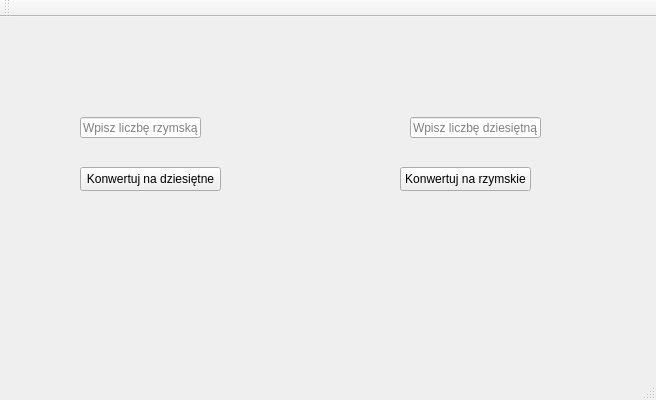
This is KidsEduGame/GameGUI/GameGUI.ui in mirkosms/KidsEduGame as Qt 5 draws it before an edit. The edited form follows.
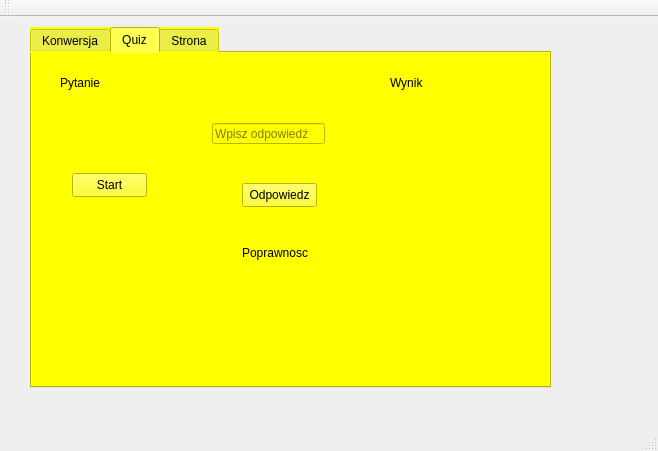
This is the edited form.

Commit message:
Add Quiz Module to GUI
- Implemented the quiz module in the GUI.
- The previously added conversion feature is now functional in the GUI.
- The quiz correctly asks questions and counts points.
- There's an ongoing issue with the messages that confirm the correctness of the answers (needs fixing).

Patch:
```diff
--- a/KidsEduGame/GameGUI/GameGUI.ui
+++ b/KidsEduGame/GameGUI/GameGUI.ui
@@ -6,19 +6,38 @@
    <rect>
     <x>0</x>
     <y>0</y>
-    <width>656</width>
-    <height>400</height>
+    <width>658</width>
+    <height>451</height>
    </rect>
   </property>
   <property name="windowTitle">
    <string>GameGUI</string>
   </property>
   <widget class="QWidget" name="centralWidget">
+   <widget class="QTabWidget" name="tabWidget">
+    <property name="geometry">
+     <rect>
+      <x>30</x>
+      <y>10</y>
+      <width>521</width>
+      <height>361</height>
+     </rect>
+    </property>
+    <property name="styleSheet">
+     <string notr="true">background-color: yellow;</string>
+    </property>
+    <property name="currentIndex">
+     <number>1</number>
+    </property>
+    <widget class="QWidget" name="Konwersja">
+     <attribute name="title">
+      <string>Konwersja</string>
+     </attribute>
    <widget class="QLineEdit" name="lineEditRoman">
     <property name="geometry">
      <rect>
-      <x>80</x>
-      <y>100</y>
+        <x>30</x>
+        <y>60</y>
       <width>121</width>
       <height>21</height>
      </rect>
@@ -27,24 +46,11 @@
      <string>Wpisz liczbę rzymską</string>
     </property>
    </widget>
-   <widget class="QLineEdit" name="lineEditDecimal">
-    <property name="geometry">
-     <rect>
-      <x>410</x>
-      <y>100</y>
-      <width>131</width>
-      <height>21</height>
-     </rect>
-    </property>
-    <property name="placeholderText">
-     <string>Wpisz liczbę dziesiętną</string>
-    </property>
-   </widget>
    <widget class="QPushButton" name="pushButtonConvert2Decimal">
     <property name="geometry">
      <rect>
-      <x>80</x>
-      <y>150</y>
+        <x>30</x>
+        <y>90</y>
       <width>141</width>
       <height>24</height>
      </rect>
@@ -53,11 +59,24 @@
      <string>Konwertuj na dziesiętne</string>
     </property>
    </widget>
+     <widget class="QLineEdit" name="lineEditDecimal">
+      <property name="geometry">
+       <rect>
+        <x>220</x>
+        <y>60</y>
+        <width>131</width>
+        <height>21</height>
+       </rect>
+      </property>
+      <property name="placeholderText">
+       <string>Wpisz liczbę dziesiętną</string>
+      </property>
+     </widget>
    <widget class="QPushButton" name="pushButtonConvert2Roman">
     <property name="geometry">
      <rect>
-      <x>400</x>
-      <y>150</y>
+        <x>220</x>
+        <y>90</y>
       <width>131</width>
       <height>24</height>
      </rect>
@@ -66,24 +85,11 @@
      <string>Konwertuj na rzymskie</string>
     </property>
    </widget>
-   <widget class="QLabel" name="labelDecimalResult">
-    <property name="geometry">
-     <rect>
-      <x>100</x>
-      <y>220</y>
-      <width>49</width>
-      <height>16</height>
-     </rect>
-    </property>
-    <property name="text">
-     <string/>
-    </property>
-   </widget>
    <widget class="QLabel" name="labelRomanResult">
     <property name="geometry">
      <rect>
-      <x>430</x>
-      <y>220</y>
+        <x>260</x>
+        <y>140</y>
       <width>49</width>
       <height>16</height>
      </rect>
@@ -91,6 +97,109 @@
     <property name="text">
      <string/>
     </property>
+     </widget>
+     <widget class="QLabel" name="labelDecimalResult">
+      <property name="geometry">
+       <rect>
+        <x>80</x>
+        <y>140</y>
+        <width>49</width>
+        <height>16</height>
+       </rect>
+      </property>
+      <property name="text">
+       <string/>
+      </property>
+     </widget>
+    </widget>
+    <widget class="QWidget" name="Quiz">
+     <attribute name="title">
+      <string>Quiz</string>
+     </attribute>
+     <widget class="QLabel" name="labelQuestion">
+      <property name="geometry">
+       <rect>
+        <x>28</x>
+        <y>20</y>
+        <width>281</width>
+        <height>20</height>
+       </rect>
+      </property>
+      <property name="text">
+       <string>Pytanie</string>
+      </property>
+     </widget>
+     <widget class="QLineEdit" name="lineEditAnswer">
+      <property name="geometry">
+       <rect>
+        <x>180</x>
+        <y>70</y>
+        <width>113</width>
+        <height>21</height>
+       </rect>
+      </property>
+      <property name="placeholderText">
+       <string>Wpisz odpowiedź</string>
+      </property>
+     </widget>
+     <widget class="QPushButton" name="submitAnswerButton">
+      <property name="geometry">
+       <rect>
+        <x>210</x>
+        <y>130</y>
+        <width>75</width>
+        <height>24</height>
+       </rect>
+      </property>
+      <property name="text">
+       <string>Odpowiedz</string>
+      </property>
+     </widget>
+     <widget class="QLabel" name="labelFeedback">
+      <property name="geometry">
+       <rect>
+        <x>210</x>
+        <y>190</y>
+        <width>71</width>
+        <height>20</height>
+       </rect>
+      </property>
+      <property name="text">
+       <string>Poprawnosc</string>
+      </property>
+     </widget>
+     <widget class="QLabel" name="labelScore">
+      <property name="geometry">
+       <rect>
+        <x>358</x>
+        <y>20</y>
+        <width>131</width>
+        <height>20</height>
+       </rect>
+      </property>
+      <property name="text">
+       <string>Wynik</string>
+      </property>
+     </widget>
+     <widget class="QPushButton" name="startQuizButton">
+      <property name="geometry">
+       <rect>
+        <x>40</x>
+        <y>120</y>
+        <width>75</width>
+        <height>24</height>
+       </rect>
+      </property>
+      <property name="text">
+       <string>Start</string>
+      </property>
+     </widget>
+    </widget>
+    <widget class="QWidget" name="tab">
+     <attribute name="title">
+      <string>Strona</string>
+     </attribute>
+    </widget>
    </widget>
   </widget>
   <widget class="QMenuBar" name="menuBar">
```
Left out of the diff: 2 changed lines with no effect on the pictures. Lines whose indentation alone changed are shown as unchanged. The commit also changes 4 other files.
